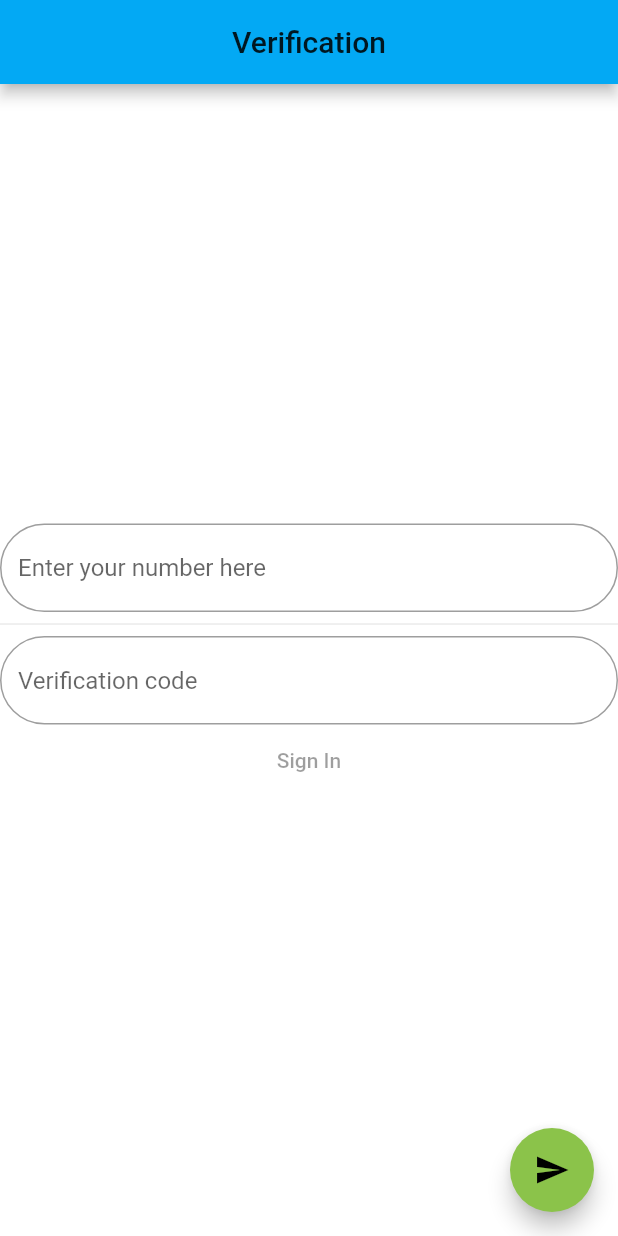
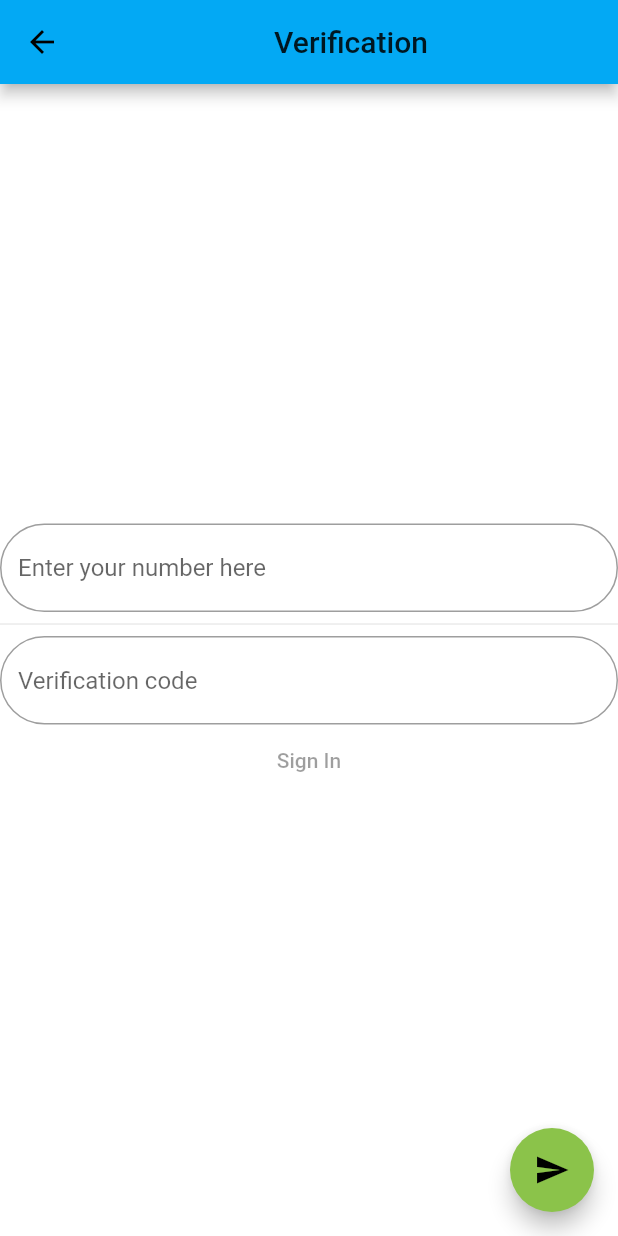
Before and after one commit to ishe19/velocityhealth, a Flutter app: the screen it shows after launch, after a tap on "Register", after a tap on "SIGN UP", on a phone screen of 412 x 824 dp. Run offline on Flutter 3.47's test engine with Material 2 defaults, Android fonts, the light colour scheme and no system bars; our stand-ins replace clay_containers, flutter_svg, font_awesome_flutter, rflutter_alert; missing offline and left inert: neumorphic.

Commit message:
ison changed name changed

```diff
--- a/lib/pages/log_in.dart
+++ b/lib/pages/log_in.dart
@@ -332,7 +332,7 @@ class _LoginPageState extends State<LoginPage>
                                 color: Colors.black,
                                 size: 22.0,
                               ),
-                              hintText: "National ID",
+                              hintText: "Email ",
                               hintStyle: TextStyle(
                                   fontFamily: "WorkSansSemiBold", fontSize: 17.0),
                             ),
@@ -791,7 +791,7 @@ child: DropdownButton<Item>(
                         ),
                       ),
                       onPressed: () {
-                        Navigator.pushReplacement(context, MaterialPageRoute(builder: (BuildContext context)=> VerificationPage()));
+                        Navigator.push(context, MaterialPageRoute(builder: (BuildContext context)=> VerificationPage()));
                         // validateAndSubmit2();
                           // TODO ONCE FINISHED REMEMBER TO UNCOMMENT THIS OUT
                       }
--- a/pubspec.yaml
+++ b/pubspec.yaml
@@ -44,7 +44,7 @@ dev_dependencies:
 flutter_icons:
   android: "launcher_icon"
   ios: true
-  image_path: "assets/images/logo.png"
+  image_path: "assets/images/transparent.png"
 # For information on the generic Dart part of this file, see the
 # following page: https://dart.dev/tools/pub/pubspec
 
@@ -79,6 +79,7 @@ flutter:
   - assets/images/nutri.jpg
   - assets/images/profile.jpg
   - assets/images/Kim-Tae-Hee.jpg
+  - assets/images/transparent.png
 
 
 
```
Also changed, not shown: assets/images/transparent.png (added), 27 other files.
